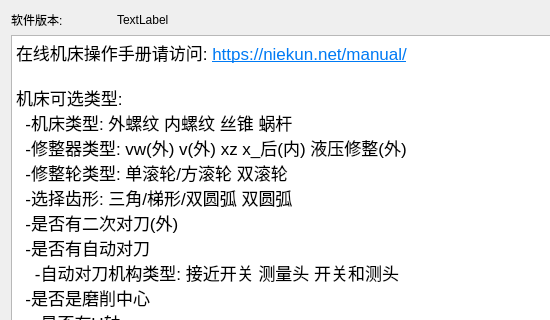
First picture: the form in about.ui, repository nie11kun/HorizonJuicerCreator, before the edit; both pictures show x 0 to 550 and y 0 to 320 of the 939 by 689 pixel window.
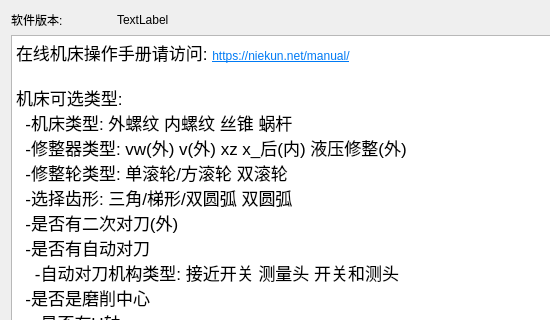
Second picture: the form after the edit.

What changed in the file:
```diff
--- a/about.ui
+++ b/about.ui
@@ -50,50 +50,50 @@
       <string>&lt;!DOCTYPE HTML PUBLIC &quot;-//W3C//DTD HTML 4.0//EN&quot; &quot;http://www.w3.org/TR/REC-html40/strict.dtd&quot;&gt;
 &lt;html&gt;&lt;head&gt;&lt;meta name=&quot;qrichtext&quot; content=&quot;1&quot; /&gt;&lt;style type=&quot;text/css&quot;&gt;
 p, li { white-space: pre-wrap; }
-&lt;/style&gt;&lt;/head&gt;&lt;body style=&quot; font-family:'MS Shell Dlg 2'; font-size:8pt; font-weight:400; font-style:normal;&quot;&gt;
-&lt;p style=&quot; margin-top:0px; margin-bottom:0px; margin-left:0px; margin-right:0px; -qt-block-indent:0; text-indent:0px;&quot;&gt;&lt;span style=&quot; font-size:13pt;&quot;&gt;在线机床操作手册请访问: &lt;/span&gt;&lt;a href=&quot;https://niekun.net/manual/&quot;&gt;&lt;span style=&quot; font-size:13pt; text-decoration: underline; color:#007af4;&quot;&gt;https://niekun.net/manual/&lt;/span&gt;&lt;/a&gt;&lt;/p&gt;
-&lt;p style=&quot;-qt-paragraph-type:empty; margin-top:0px; margin-bottom:0px; margin-left:0px; margin-right:0px; -qt-block-indent:0; text-indent:0px; font-size:13pt;&quot;&gt;&lt;br /&gt;&lt;/p&gt;
-&lt;p style=&quot; margin-top:0px; margin-bottom:0px; margin-left:0px; margin-right:0px; -qt-block-indent:0; text-indent:0px;&quot;&gt;&lt;span style=&quot; font-size:13pt;&quot;&gt;机床可选类型:&lt;/span&gt;&lt;/p&gt;
-&lt;p style=&quot; margin-top:0px; margin-bottom:0px; margin-left:0px; margin-right:0px; -qt-block-indent:0; text-indent:0px;&quot;&gt;&lt;span style=&quot; font-size:13pt;&quot;&gt;  -机床类型: 外螺纹 内螺纹 丝锥 蜗杆&lt;/span&gt;&lt;/p&gt;
-&lt;p style=&quot; margin-top:0px; margin-bottom:0px; margin-left:0px; margin-right:0px; -qt-block-indent:0; text-indent:0px;&quot;&gt;&lt;span style=&quot; font-size:13pt;&quot;&gt;  -修整器类型: vw(外) v(外) xz x_后(内) 液压修整(外)&lt;/span&gt;&lt;/p&gt;
-&lt;p style=&quot; margin-top:0px; margin-bottom:0px; margin-left:0px; margin-right:0px; -qt-block-indent:0; text-indent:0px;&quot;&gt;&lt;span style=&quot; font-size:13pt;&quot;&gt;  -修整轮类型: 单滚轮/方滚轮 双滚轮&lt;/span&gt;&lt;/p&gt;
-&lt;p style=&quot; margin-top:0px; margin-bottom:0px; margin-left:0px; margin-right:0px; -qt-block-indent:0; text-indent:0px;&quot;&gt;&lt;span style=&quot; font-size:13pt;&quot;&gt;  -选择齿形: 三角/梯形/双圆弧 双圆弧&lt;/span&gt;&lt;/p&gt;
-&lt;p style=&quot; margin-top:0px; margin-bottom:0px; margin-left:0px; margin-right:0px; -qt-block-indent:0; text-indent:0px;&quot;&gt;&lt;span style=&quot; font-size:13pt;&quot;&gt;  -是否有二次对刀(外)&lt;/span&gt;&lt;/p&gt;
-&lt;p style=&quot; margin-top:0px; margin-bottom:0px; margin-left:0px; margin-right:0px; -qt-block-indent:0; text-indent:0px;&quot;&gt;&lt;span style=&quot; font-size:13pt;&quot;&gt;  -是否有自动对刀&lt;/span&gt;&lt;/p&gt;
-&lt;p style=&quot; margin-top:0px; margin-bottom:0px; margin-left:0px; margin-right:0px; -qt-block-indent:0; text-indent:0px;&quot;&gt;&lt;span style=&quot; font-size:13pt;&quot;&gt;    -自动对刀机构类型: 接近开关 测量头 开关和测头&lt;/span&gt;&lt;/p&gt;
-&lt;p style=&quot; margin-top:0px; margin-bottom:0px; margin-left:0px; margin-right:0px; -qt-block-indent:0; text-indent:0px;&quot;&gt;&lt;span style=&quot; font-size:13pt;&quot;&gt;  -是否是磨削中心&lt;/span&gt;&lt;/p&gt;
-&lt;p style=&quot; margin-top:0px; margin-bottom:0px; margin-left:0px; margin-right:0px; -qt-block-indent:0; text-indent:0px;&quot;&gt;&lt;span style=&quot; font-size:13pt;&quot;&gt;    -是否有U轴&lt;/span&gt;&lt;/p&gt;
-&lt;p style=&quot; margin-top:0px; margin-bottom:0px; margin-left:0px; margin-right:0px; -qt-block-indent:0; text-indent:0px;&quot;&gt;&lt;span style=&quot; font-size:13pt;&quot;&gt;  -是否有A轴&lt;/span&gt;&lt;/p&gt;
-&lt;p style=&quot; margin-top:0px; margin-bottom:0px; margin-left:0px; margin-right:0px; -qt-block-indent:0; text-indent:0px;&quot;&gt;&lt;span style=&quot; font-size:13pt;&quot;&gt;  -砂轮驱动器类型: 西门子伺服 变频器/普通电机&lt;/span&gt;&lt;/p&gt;
-&lt;p style=&quot; margin-top:0px; margin-bottom:0px; margin-left:0px; margin-right:0px; -qt-block-indent:0; text-indent:0px;&quot;&gt;&lt;span style=&quot; font-size:13pt;&quot;&gt;  -修整轮驱动器类型: 西门子伺服 变频器/普通电机&lt;/span&gt;&lt;/p&gt;
-&lt;p style=&quot; margin-top:0px; margin-bottom:0px; margin-left:0px; margin-right:0px; -qt-block-indent:0; text-indent:0px;&quot;&gt;&lt;span style=&quot; font-size:13pt;&quot;&gt;  -螺纹磨削工艺界面中,粗磨进给量是否自动计算&lt;/span&gt;&lt;/p&gt;
-&lt;p style=&quot;-qt-paragraph-type:empty; margin-top:0px; margin-bottom:0px; margin-left:0px; margin-right:0px; -qt-block-indent:0; text-indent:0px; font-size:13pt;&quot;&gt;&lt;br /&gt;&lt;/p&gt;
-&lt;p style=&quot; margin-top:0px; margin-bottom:0px; margin-left:0px; margin-right:0px; -qt-block-indent:0; text-indent:0px;&quot;&gt;&lt;span style=&quot; font-size:13pt;&quot;&gt;机床导入:&lt;/span&gt;&lt;/p&gt;
-&lt;p style=&quot; margin-top:0px; margin-bottom:0px; margin-left:0px; margin-right:0px; -qt-block-indent:0; text-indent:0px;&quot;&gt;&lt;span style=&quot; font-size:13pt;&quot;&gt;  -配置好的文件夹内有四个文件夹(MPF CMA DEF HMI)&lt;/span&gt;&lt;/p&gt;
-&lt;p style=&quot; margin-top:0px; margin-bottom:0px; margin-left:0px; margin-right:0px; -qt-block-indent:0; text-indent:0px;&quot;&gt;&lt;span style=&quot; font-size:13pt;&quot;&gt;  -使用AMM连接机床后将对应文件夹内文件导入机床&lt;/span&gt;&lt;/p&gt;
-&lt;p style=&quot; margin-top:0px; margin-bottom:0px; margin-left:0px; margin-right:0px; -qt-block-indent:0; text-indent:0px;&quot;&gt;&lt;span style=&quot; font-size:13pt;&quot;&gt;  -HMI内文件夹proj导入Siemens目录，其他导入oem目录即可&lt;/span&gt;&lt;/p&gt;
-&lt;p style=&quot; margin-top:0px; margin-bottom:0px; margin-left:0px; margin-right:0px; -qt-block-indent:0; text-indent:0px;&quot;&gt;&lt;span style=&quot; font-size:13pt;&quot;&gt;  -DEF文件导入机床后激活&lt;/span&gt;&lt;/p&gt;
-&lt;p style=&quot; margin-top:0px; margin-bottom:0px; margin-left:0px; margin-right:0px; -qt-block-indent:0; text-indent:0px;&quot;&gt;&lt;span style=&quot; font-size:13pt;&quot;&gt;  -如果程序生成后提示有变量需要手动赋值则激活def后处理&lt;/span&gt;&lt;/p&gt;
-&lt;p style=&quot; margin-top:0px; margin-bottom:0px; margin-left:0px; margin-right:0px; -qt-block-indent:0; text-indent:0px;&quot;&gt;&lt;span style=&quot; font-size:13pt;&quot;&gt;  -导入程序后重启NC，导入界面后重启HMI&lt;/span&gt;&lt;/p&gt;
-&lt;p style=&quot; margin-top:0px; margin-bottom:0px; margin-left:0px; margin-right:0px; -qt-block-indent:0; text-indent:0px;&quot;&gt;&lt;span style=&quot; font-size:13pt;&quot;&gt;  -NC_PLC-variates.xml文件&lt;/span&gt;&lt;/p&gt;
-&lt;p style=&quot; margin-top:0px; margin-bottom:0px; margin-left:0px; margin-right:0px; -qt-block-indent:0; text-indent:0px;&quot;&gt;&lt;span style=&quot; font-size:13pt;&quot;&gt;    -导入位置: HMI数据 -&amp;gt; 模板 -&amp;gt; 用户 -&amp;gt; 变量表 或者 user\sinumerik\hmi\template\variables&lt;/span&gt;&lt;/p&gt;
-&lt;p style=&quot; margin-top:0px; margin-bottom:0px; margin-left:0px; margin-right:0px; -qt-block-indent:0; text-indent:0px;&quot;&gt;&lt;span style=&quot; font-size:13pt;&quot;&gt;    -使用: 诊断 -&amp;gt; NC/PLC变量 -&amp;gt; 载入变量表&lt;/span&gt;&lt;/p&gt;
-&lt;p style=&quot; margin-top:0px; margin-bottom:0px; margin-left:0px; margin-right:0px; -qt-block-indent:0; text-indent:0px;&quot;&gt;&lt;span style=&quot; font-size:13pt;&quot;&gt;  -若在线帮助hlp进行了修改，需删除`siemens\sinumerik\sys_cache\hmi\`目录下hlp文件夹，重启HMI&lt;/span&gt;&lt;/p&gt;
-&lt;p style=&quot;-qt-paragraph-type:empty; margin-top:0px; margin-bottom:0px; margin-left:0px; margin-right:0px; -qt-block-indent:0; text-indent:0px; font-size:13pt;&quot;&gt;&lt;br /&gt;&lt;/p&gt;
-&lt;p style=&quot; margin-top:0px; margin-bottom:0px; margin-left:0px; margin-right:0px; -qt-block-indent:0; text-indent:0px;&quot;&gt;&lt;span style=&quot; font-size:13pt;&quot;&gt;隐藏功能激活：&lt;/span&gt;&lt;/p&gt;
-&lt;p style=&quot; margin-top:0px; margin-bottom:0px; margin-left:0px; margin-right:0px; -qt-block-indent:0; text-indent:0px;&quot;&gt;&lt;span style=&quot; font-size:13pt;&quot;&gt;  -通用齿形模块：变量表修改DRESSER[114]=1&lt;/span&gt;&lt;/p&gt;
-&lt;p style=&quot; margin-top:0px; margin-bottom:0px; margin-left:0px; margin-right:0px; -qt-block-indent:0; text-indent:0px;&quot;&gt;&lt;span style=&quot; font-size:13pt;&quot;&gt;  -界面头数修整参数显示：变量表修改WORK[4]=1&lt;/span&gt;&lt;/p&gt;
-&lt;p style=&quot; margin-top:0px; margin-bottom:0px; margin-left:0px; margin-right:0px; -qt-block-indent:0; text-indent:0px;&quot;&gt;&lt;span style=&quot; font-size:13pt;&quot;&gt;  -恒转速模式：变量表修改INI[144]=1&lt;/span&gt;&lt;/p&gt;
-&lt;p style=&quot; margin-top:0px; margin-bottom:0px; margin-left:0px; margin-right:0px; -qt-block-indent:0; text-indent:0px;&quot;&gt;&lt;span style=&quot; font-size:13pt;&quot;&gt;  -扩展工艺：变量表修改PROCESS[15]=1&lt;/span&gt;&lt;/p&gt;
-&lt;p style=&quot; margin-top:0px; margin-bottom:0px; margin-left:0px; margin-right:0px; -qt-block-indent:0; text-indent:0px;&quot;&gt;&lt;span style=&quot; font-size:13pt;&quot;&gt;  -环形槽激活：变量表修改RING[49]=1&lt;/span&gt;&lt;/p&gt;
-&lt;p style=&quot; margin-top:0px; margin-bottom:0px; margin-left:0px; margin-right:0px; -qt-block-indent:0; text-indent:0px;&quot;&gt;&lt;span style=&quot; font-size:13pt;&quot;&gt;  -三线测量参数显示：变量表修改INI[148]=1&lt;/span&gt;&lt;/p&gt;
-&lt;p style=&quot; margin-top:0px; margin-bottom:0px; margin-left:0px; margin-right:0px; -qt-block-indent:0; text-indent:0px;&quot;&gt;&lt;span style=&quot; font-size:13pt;&quot;&gt;  -外圆在线测量参数显示：变量表修改INI[149]=1&lt;/span&gt;&lt;/p&gt;
-&lt;p style=&quot; margin-top:0px; margin-bottom:0px; margin-left:0px; margin-right:0px; -qt-block-indent:0; text-indent:0px;&quot;&gt;&lt;span style=&quot; font-size:13pt;&quot;&gt;  -修整时A轴角度调整参数显示：变量表修改INI[154]=1&lt;/span&gt;&lt;/p&gt;
-&lt;p style=&quot; margin-top:0px; margin-bottom:0px; margin-left:0px; margin-right:0px; -qt-block-indent:0; text-indent:0px;&quot;&gt;&lt;span style=&quot; font-size:13pt;&quot;&gt;  -修整轮反向旋转：变量表修改INI[155]=1&lt;/span&gt;&lt;/p&gt;
-&lt;p style=&quot; margin-top:0px; margin-bottom:0px; margin-left:0px; margin-right:0px; -qt-block-indent:0; text-indent:0px;&quot;&gt;&lt;span style=&quot; font-size:13pt;&quot;&gt;  -自动对刀测头伸出缩回没有检测开关：变量表修改INI[157]=1&lt;/span&gt;&lt;/p&gt;
-&lt;p style=&quot; margin-top:0px; margin-bottom:0px; margin-left:0px; margin-right:0px; -qt-block-indent:0; text-indent:0px;&quot;&gt;&lt;span style=&quot; font-size:13pt;&quot;&gt;  -转完A轴不关闭液压：变量表修改INI[158]=1&lt;/span&gt;&lt;/p&gt;
-&lt;p style=&quot; margin-top:0px; margin-bottom:0px; margin-left:0px; margin-right:0px; -qt-block-indent:0; text-indent:0px;&quot;&gt;&lt;span style=&quot; font-size:13pt;&quot;&gt;  -使用外部齿形程序：变量表修改DRESSER[139]=1   程序名写入变量表：SHAPE_EXTERNAL&lt;/span&gt;&lt;/p&gt;
-&lt;p style=&quot; margin-top:0px; margin-bottom:0px; margin-left:0px; margin-right:0px; -qt-block-indent:0; text-indent:0px;&quot;&gt;&lt;span style=&quot; font-size:13pt;&quot;&gt;  -C轴设置为主轴模式：变量表修改INI[130]=1  影响环形槽加工指令: DO MOV -&amp;gt; M3&lt;/span&gt;&lt;/p&gt;&lt;/body&gt;&lt;/html&gt;</string>
+&lt;/style&gt;&lt;/head&gt;&lt;body style=&quot; font-family:'SimSun'; font-size:9pt; font-weight:400; font-style:normal;&quot;&gt;
+&lt;p style=&quot; margin-top:0px; margin-bottom:0px; margin-left:0px; margin-right:0px; -qt-block-indent:0; text-indent:0px;&quot;&gt;&lt;span style=&quot; font-family:'MS Shell Dlg 2'; font-size:13pt;&quot;&gt;在线机床操作手册请访问: &lt;/span&gt;&lt;a href=&quot;https://niekun.net/manual/&quot;&gt;&lt;span style=&quot; text-decoration: underline; color:#007af4;&quot;&gt;https://niekun.net/manual/&lt;/span&gt;&lt;/a&gt;&lt;/p&gt;
+&lt;p style=&quot;-qt-paragraph-type:empty; margin-top:0px; margin-bottom:0px; margin-left:0px; margin-right:0px; -qt-block-indent:0; text-indent:0px; font-family:'MS Shell Dlg 2'; font-size:13pt;&quot;&gt;&lt;br /&gt;&lt;/p&gt;
+&lt;p style=&quot; margin-top:0px; margin-bottom:0px; margin-left:0px; margin-right:0px; -qt-block-indent:0; text-indent:0px;&quot;&gt;&lt;span style=&quot; font-family:'MS Shell Dlg 2'; font-size:13pt;&quot;&gt;机床可选类型:&lt;/span&gt;&lt;/p&gt;
+&lt;p style=&quot; margin-top:0px; margin-bottom:0px; margin-left:0px; margin-right:0px; -qt-block-indent:0; text-indent:0px;&quot;&gt;&lt;span style=&quot; font-family:'MS Shell Dlg 2'; font-size:13pt;&quot;&gt;  -机床类型: 外螺纹 内螺纹 丝锥 蜗杆&lt;/span&gt;&lt;/p&gt;
+&lt;p style=&quot; margin-top:0px; margin-bottom:0px; margin-left:0px; margin-right:0px; -qt-block-indent:0; text-indent:0px;&quot;&gt;&lt;span style=&quot; font-family:'MS Shell Dlg 2'; font-size:13pt;&quot;&gt;  -修整器类型: vw(外) v(外) xz x_后(内) 液压修整(外)&lt;/span&gt;&lt;/p&gt;
+&lt;p style=&quot; margin-top:0px; margin-bottom:0px; margin-left:0px; margin-right:0px; -qt-block-indent:0; text-indent:0px;&quot;&gt;&lt;span style=&quot; font-family:'MS Shell Dlg 2'; font-size:13pt;&quot;&gt;  -修整轮类型: 单滚轮/方滚轮 双滚轮&lt;/span&gt;&lt;/p&gt;
+&lt;p style=&quot; margin-top:0px; margin-bottom:0px; margin-left:0px; margin-right:0px; -qt-block-indent:0; text-indent:0px;&quot;&gt;&lt;span style=&quot; font-family:'MS Shell Dlg 2'; font-size:13pt;&quot;&gt;  -选择齿形: 三角/梯形/双圆弧 双圆弧&lt;/span&gt;&lt;/p&gt;
+&lt;p style=&quot; margin-top:0px; margin-bottom:0px; margin-left:0px; margin-right:0px; -qt-block-indent:0; text-indent:0px;&quot;&gt;&lt;span style=&quot; font-family:'MS Shell Dlg 2'; font-size:13pt;&quot;&gt;  -是否有二次对刀(外)&lt;/span&gt;&lt;/p&gt;
+&lt;p style=&quot; margin-top:0px; margin-bottom:0px; margin-left:0px; margin-right:0px; -qt-block-indent:0; text-indent:0px;&quot;&gt;&lt;span style=&quot; font-family:'MS Shell Dlg 2'; font-size:13pt;&quot;&gt;  -是否有自动对刀&lt;/span&gt;&lt;/p&gt;
+&lt;p style=&quot; margin-top:0px; margin-bottom:0px; margin-left:0px; margin-right:0px; -qt-block-indent:0; text-indent:0px;&quot;&gt;&lt;span style=&quot; font-family:'MS Shell Dlg 2'; font-size:13pt;&quot;&gt;    -自动对刀机构类型: 接近开关 测量头 开关和测头&lt;/span&gt;&lt;/p&gt;
+&lt;p style=&quot; margin-top:0px; margin-bottom:0px; margin-left:0px; margin-right:0px; -qt-block-indent:0; text-indent:0px;&quot;&gt;&lt;span style=&quot; font-family:'MS Shell Dlg 2'; font-size:13pt;&quot;&gt;  -是否是磨削中心&lt;/span&gt;&lt;/p&gt;
+&lt;p style=&quot; margin-top:0px; margin-bottom:0px; margin-left:0px; margin-right:0px; -qt-block-indent:0; text-indent:0px;&quot;&gt;&lt;span style=&quot; font-family:'MS Shell Dlg 2'; font-size:13pt;&quot;&gt;    -是否有U轴&lt;/span&gt;&lt;/p&gt;
+&lt;p style=&quot; margin-top:0px; margin-bottom:0px; margin-left:0px; margin-right:0px; -qt-block-indent:0; text-indent:0px;&quot;&gt;&lt;span style=&quot; font-family:'MS Shell Dlg 2'; font-size:13pt;&quot;&gt;  -是否有A轴&lt;/span&gt;&lt;/p&gt;
+&lt;p style=&quot; margin-top:0px; margin-bottom:0px; margin-left:0px; margin-right:0px; -qt-block-indent:0; text-indent:0px;&quot;&gt;&lt;span style=&quot; font-family:'MS Shell Dlg 2'; font-size:13pt;&quot;&gt;  -砂轮驱动器类型: 西门子伺服 变频器/普通电机&lt;/span&gt;&lt;/p&gt;
+&lt;p style=&quot; margin-top:0px; margin-bottom:0px; margin-left:0px; margin-right:0px; -qt-block-indent:0; text-indent:0px;&quot;&gt;&lt;span style=&quot; font-family:'MS Shell Dlg 2'; font-size:13pt;&quot;&gt;  -修整轮驱动器类型: 西门子伺服 变频器/普通电机&lt;/span&gt;&lt;/p&gt;
+&lt;p style=&quot; margin-top:0px; margin-bottom:0px; margin-left:0px; margin-right:0px; -qt-block-indent:0; text-indent:0px;&quot;&gt;&lt;span style=&quot; font-family:'MS Shell Dlg 2'; font-size:13pt;&quot;&gt;  -螺纹磨削工艺界面中,粗磨进给量是否自动计算&lt;/span&gt;&lt;/p&gt;
+&lt;p style=&quot;-qt-paragraph-type:empty; margin-top:0px; margin-bottom:0px; margin-left:0px; margin-right:0px; -qt-block-indent:0; text-indent:0px; font-family:'MS Shell Dlg 2'; font-size:13pt;&quot;&gt;&lt;br /&gt;&lt;/p&gt;
+&lt;p style=&quot; margin-top:0px; margin-bottom:0px; margin-left:0px; margin-right:0px; -qt-block-indent:0; text-indent:0px;&quot;&gt;&lt;span style=&quot; font-family:'MS Shell Dlg 2'; font-size:13pt;&quot;&gt;机床导入:&lt;/span&gt;&lt;/p&gt;
+&lt;p style=&quot; margin-top:0px; margin-bottom:0px; margin-left:0px; margin-right:0px; -qt-block-indent:0; text-indent:0px;&quot;&gt;&lt;span style=&quot; font-family:'MS Shell Dlg 2'; font-size:13pt;&quot;&gt;  -配置好的文件夹内有四个文件夹(MPF CMA DEF HMI)&lt;/span&gt;&lt;/p&gt;
+&lt;p style=&quot; margin-top:0px; margin-bottom:0px; margin-left:0px; margin-right:0px; -qt-block-indent:0; text-indent:0px;&quot;&gt;&lt;span style=&quot; font-family:'MS Shell Dlg 2'; font-size:13pt;&quot;&gt;  -使用AMM连接机床后将对应文件夹内文件导入机床&lt;/span&gt;&lt;/p&gt;
+&lt;p style=&quot; margin-top:0px; margin-bottom:0px; margin-left:0px; margin-right:0px; -qt-block-indent:0; text-indent:0px;&quot;&gt;&lt;span style=&quot; font-family:'MS Shell Dlg 2'; font-size:13pt;&quot;&gt;  -HMI内文件夹proj导入Siemens目录，其他导入oem目录即可&lt;/span&gt;&lt;/p&gt;
+&lt;p style=&quot; margin-top:0px; margin-bottom:0px; margin-left:0px; margin-right:0px; -qt-block-indent:0; text-indent:0px;&quot;&gt;&lt;span style=&quot; font-family:'MS Shell Dlg 2'; font-size:13pt;&quot;&gt;  -DEF文件导入机床后激活&lt;/span&gt;&lt;/p&gt;
+&lt;p style=&quot; margin-top:0px; margin-bottom:0px; margin-left:0px; margin-right:0px; -qt-block-indent:0; text-indent:0px;&quot;&gt;&lt;span style=&quot; font-family:'MS Shell Dlg 2'; font-size:13pt;&quot;&gt;  -如果程序生成后提示有变量需要手动赋值则激活def后处理&lt;/span&gt;&lt;/p&gt;
+&lt;p style=&quot; margin-top:0px; margin-bottom:0px; margin-left:0px; margin-right:0px; -qt-block-indent:0; text-indent:0px;&quot;&gt;&lt;span style=&quot; font-family:'MS Shell Dlg 2'; font-size:13pt;&quot;&gt;  -导入程序后重启NC，导入界面后重启HMI&lt;/span&gt;&lt;/p&gt;
+&lt;p style=&quot; margin-top:0px; margin-bottom:0px; margin-left:0px; margin-right:0px; -qt-block-indent:0; text-indent:0px;&quot;&gt;&lt;span style=&quot; font-family:'MS Shell Dlg 2'; font-size:13pt;&quot;&gt;  -NC_PLC-variates.xml文件&lt;/span&gt;&lt;/p&gt;
+&lt;p style=&quot; margin-top:0px; margin-bottom:0px; margin-left:0px; margin-right:0px; -qt-block-indent:0; text-indent:0px;&quot;&gt;&lt;span style=&quot; font-family:'MS Shell Dlg 2'; font-size:13pt;&quot;&gt;    -导入位置: HMI数据 -&amp;gt; 模板 -&amp;gt; 用户 -&amp;gt; 变量表 或者 user\sinumerik\hmi\template\variables&lt;/span&gt;&lt;/p&gt;
+&lt;p style=&quot; margin-top:0px; margin-bottom:0px; margin-left:0px; margin-right:0px; -qt-block-indent:0; text-indent:0px;&quot;&gt;&lt;span style=&quot; font-family:'MS Shell Dlg 2'; font-size:13pt;&quot;&gt;    -使用: 诊断 -&amp;gt; NC/PLC变量 -&amp;gt; 载入变量表&lt;/span&gt;&lt;/p&gt;
+&lt;p style=&quot; margin-top:0px; margin-bottom:0px; margin-left:0px; margin-right:0px; -qt-block-indent:0; text-indent:0px;&quot;&gt;&lt;span style=&quot; font-family:'MS Shell Dlg 2'; font-size:13pt;&quot;&gt;  -若在线帮助hlp进行了修改，需删除`siemens\sinumerik\sys_cache\hmi\`目录下hlp文件夹，重启HMI&lt;/span&gt;&lt;/p&gt;
+&lt;p style=&quot;-qt-paragraph-type:empty; margin-top:0px; margin-bottom:0px; margin-left:0px; margin-right:0px; -qt-block-indent:0; text-indent:0px; font-family:'MS Shell Dlg 2'; font-size:13pt;&quot;&gt;&lt;br /&gt;&lt;/p&gt;
+&lt;p style=&quot; margin-top:0px; margin-bottom:0px; margin-left:0px; margin-right:0px; -qt-block-indent:0; text-indent:0px;&quot;&gt;&lt;span style=&quot; font-family:'MS Shell Dlg 2'; font-size:13pt;&quot;&gt;隐藏功能激活：&lt;/span&gt;&lt;/p&gt;
+&lt;p style=&quot; margin-top:0px; margin-bottom:0px; margin-left:0px; margin-right:0px; -qt-block-indent:0; text-indent:0px;&quot;&gt;&lt;span style=&quot; font-family:'MS Shell Dlg 2'; font-size:13pt;&quot;&gt;  -通用齿形模块：变量表修改DRESSER[114]=1&lt;/span&gt;&lt;/p&gt;
+&lt;p style=&quot; margin-top:0px; margin-bottom:0px; margin-left:0px; margin-right:0px; -qt-block-indent:0; text-indent:0px;&quot;&gt;&lt;span style=&quot; font-family:'MS Shell Dlg 2'; font-size:13pt;&quot;&gt;  -界面头数修整参数显示：变量表修改WORK[4]=1&lt;/span&gt;&lt;/p&gt;
+&lt;p style=&quot; margin-top:0px; margin-bottom:0px; margin-left:0px; margin-right:0px; -qt-block-indent:0; text-indent:0px;&quot;&gt;&lt;span style=&quot; font-family:'MS Shell Dlg 2'; font-size:13pt;&quot;&gt;  -恒转速模式：变量表修改INI[144]=1&lt;/span&gt;&lt;/p&gt;
+&lt;p style=&quot; margin-top:0px; margin-bottom:0px; margin-left:0px; margin-right:0px; -qt-block-indent:0; text-indent:0px;&quot;&gt;&lt;span style=&quot; font-family:'MS Shell Dlg 2'; font-size:13pt;&quot;&gt;  -扩展工艺：变量表修改PROCESS[15]=1&lt;/span&gt;&lt;/p&gt;
+&lt;p style=&quot; margin-top:0px; margin-bottom:0px; margin-left:0px; margin-right:0px; -qt-block-indent:0; text-indent:0px;&quot;&gt;&lt;span style=&quot; font-family:'MS Shell Dlg 2'; font-size:13pt;&quot;&gt;  -环形槽激活：变量表修改RING[49]=1&lt;/span&gt;&lt;/p&gt;
+&lt;p style=&quot; margin-top:0px; margin-bottom:0px; margin-left:0px; margin-right:0px; -qt-block-indent:0; text-indent:0px;&quot;&gt;&lt;span style=&quot; font-family:'MS Shell Dlg 2'; font-size:13pt;&quot;&gt;  -三线测量参数显示：变量表修改INI[148]=1&lt;/span&gt;&lt;/p&gt;
+&lt;p style=&quot; margin-top:0px; margin-bottom:0px; margin-left:0px; margin-right:0px; -qt-block-indent:0; text-indent:0px;&quot;&gt;&lt;span style=&quot; font-family:'MS Shell Dlg 2'; font-size:13pt;&quot;&gt;  -外圆在线测量参数显示：变量表修改INI[149]=1&lt;/span&gt;&lt;/p&gt;
+&lt;p style=&quot; margin-top:0px; margin-bottom:0px; margin-left:0px; margin-right:0px; -qt-block-indent:0; text-indent:0px;&quot;&gt;&lt;span style=&quot; font-family:'MS Shell Dlg 2'; font-size:13pt;&quot;&gt;  -修整时A轴角度调整参数显示：变量表修改INI[154]=1&lt;/span&gt;&lt;/p&gt;
+&lt;p style=&quot; margin-top:0px; margin-bottom:0px; margin-left:0px; margin-right:0px; -qt-block-indent:0; text-indent:0px;&quot;&gt;&lt;span style=&quot; font-family:'MS Shell Dlg 2'; font-size:13pt;&quot;&gt;  -修整轮反向旋转：变量表修改INI[155]=1&lt;/span&gt;&lt;/p&gt;
+&lt;p style=&quot; margin-top:0px; margin-bottom:0px; margin-left:0px; margin-right:0px; -qt-block-indent:0; text-indent:0px;&quot;&gt;&lt;span style=&quot; font-family:'MS Shell Dlg 2'; font-size:13pt;&quot;&gt;  -自动对刀测头伸出缩回没有检测开关：变量表修改INI[157]=1&lt;/span&gt;&lt;/p&gt;
+&lt;p style=&quot; margin-top:0px; margin-bottom:0px; margin-left:0px; margin-right:0px; -qt-block-indent:0; text-indent:0px;&quot;&gt;&lt;span style=&quot; font-family:'MS Shell Dlg 2'; font-size:13pt;&quot;&gt;  -转完A轴不关闭液压：变量表修改INI[158]=1&lt;/span&gt;&lt;/p&gt;
+&lt;p style=&quot; margin-top:0px; margin-bottom:0px; margin-left:0px; margin-right:0px; -qt-block-indent:0; text-indent:0px;&quot;&gt;&lt;span style=&quot; font-family:'MS Shell Dlg 2'; font-size:13pt;&quot;&gt;  -使用外部齿形程序：变量表修改DRESSER[139]=1   程序名写入变量表：SHAPE_EXTERNAL&lt;/span&gt;&lt;/p&gt;
+&lt;p style=&quot; margin-top:0px; margin-bottom:0px; margin-left:0px; margin-right:0px; -qt-block-indent:0; text-indent:0px;&quot;&gt;&lt;span style=&quot; font-family:'MS Shell Dlg 2'; font-size:13pt;&quot;&gt;  -C轴设置为主轴模式：变量表修改INI[130]=1  影响环形槽加工指令: DO MOV -&amp;gt; M3&lt;/span&gt;&lt;/p&gt;&lt;/body&gt;&lt;/html&gt;</string>
      </property>
     </widget>
    </item>
```
